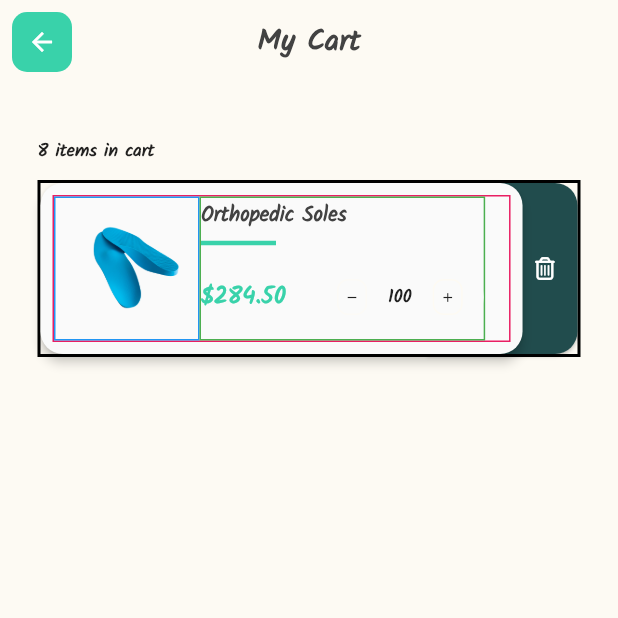
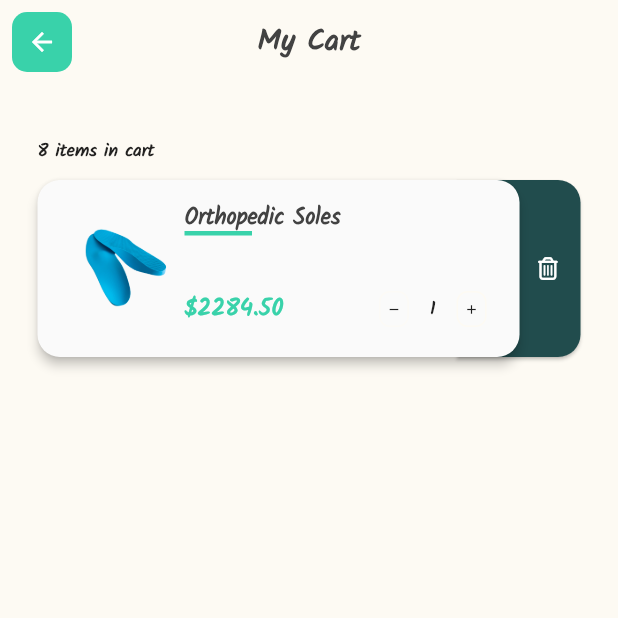
Before and after one commit to Kevin-Halll/pharmacy_store, a Flutter app: the Cart screen opened by its route, on a phone screen of 412 x 824 dp, the top half of it. Run offline on Flutter 3.47's test engine with Material 2 defaults, Android fonts, the phone set to English and light mode, and no system bars; our stand-ins replace font_awesome_flutter.

Commit message:
cart card updated

```diff
--- a/lib/screens/cart-screen.dart
+++ b/lib/screens/cart-screen.dart
@@ -11,7 +11,7 @@ class Cart extends StatefulWidget {
 }
 
 class _CartState extends State<Cart> {
-  int _amount = 100;
+  int _amount = 1;
 
   @override
   Widget build(BuildContext context) {
@@ -62,7 +62,7 @@ class _CartState extends State<Cart> {
                       width: double.infinity,
                       height: 118,
                       decoration: BoxDecoration(
-                        border: Border.all(color: Colors.black, width: 2),
+                        // border: Border.all(color: Colors.black, width: 2),
                       ),
                       child: Stack(
                         children: [
@@ -77,7 +77,7 @@ class _CartState extends State<Cart> {
                                   children: [
                                     Expanded(
                                       child: SizedBox(
-                                         width: 100,
+                                         width: MediaQuery.of(context).size.width * 0.2,
                                         child: Material(
                                            elevation: 1,
                                           color: Paints.primaryColor,
@@ -108,49 +108,39 @@ class _CartState extends State<Cart> {
                               elevation: 3,
                               child: Padding(
                                 padding: const EdgeInsets.all(8.0),
-                                child: Container(
-                                  decoration: BoxDecoration(
-                                    border: Border.all(
-                                      color: Colors.pink
-                                    )
-                                  ),
                                 child: Row(
                                   children: [
-                                      Container(
-                                           decoration: BoxDecoration(
-                                             border: Border.all(color: Colors.blue)
-                                           ),
-                                          child: Image.asset("assets/images/soles.png", width: 95, height: MediaQuery.of(context).size.width, fit: BoxFit.contain,)),
-                                      Container(
-                                        decoration: BoxDecoration(
-                                            border: Border.all(color: Colors.green)
-                                        ),
-                                        child: Expanded(
+                                    //<---------- Cart item Image ------------------>
+                                    Image.asset("assets/images/soles.png", width: 90, height: MediaQuery.of(context).size.width, fit: BoxFit.contain,),
+                                    Expanded(
                                       child: Row(
                                         children: [
-                                              Column(
+                                          Expanded(
+                                            child: Column(
                                               mainAxisAlignment: MainAxisAlignment.spaceBetween,
                                               crossAxisAlignment: CrossAxisAlignment.start,
                                               children: [
                                                 Column(
                                                   crossAxisAlignment: CrossAxisAlignment.start,
                                                   children: [
-                                                      TextMD(text: "Orthopedic Soles", color: Paints.darkGrey, size: 14,),
+                                                    SizedBox(height: 5,),
+                                                    TextMD(text: "Orthopedic Soles", color: Paints.darkGrey, size: 15,),
                                                     SizedBox(
-                                                        width: 50,
+                                                      width: 45,
                                                       child: Divider(
+                                                        height: 0,
                                                         color: Paints.secondaryColor,
                                                         thickness: 3,
                                                       ),
                                                     )
                                                   ],
                                                 ),
-                                                  Expanded(
-                                                    child: Row(
+                                                Row(
                                                   mainAxisAlignment: MainAxisAlignment.spaceBetween,
                                                   children: [
-                                                        TextLG(text: "\$\284.50", color: Paints.secondaryColor, size: 16,),
-                                                        SizedBox(width: 20,),
+                                                    TextLG(text: "\$2\284.50", color: Paints.secondaryColor, size: 16,),
+                                                    // SizedBox(width: 20,),
+                                                    //<------------- amount increment/decrement -------------->
                                                     Material(
                                                       elevation: 0,
                                                       // color: Paints.secondaryColor,
@@ -214,11 +204,10 @@ class _CartState extends State<Cart> {
                                                     ),
                                                   ],
                                                 ),
+                                              ],
+                                            ),
                                           ),
                                         ],
-                                              ),
-                                            ],
-                                          ),
                                       ),
                                     ),
                                     // Column(
@@ -228,7 +217,6 @@ class _CartState extends State<Cart> {
                                     //   ],
                                     // )
                                   ],
-                                  ),
                                 ),
                               ),
                             ),
```
Lines whose indentation alone changed are shown as unchanged.
